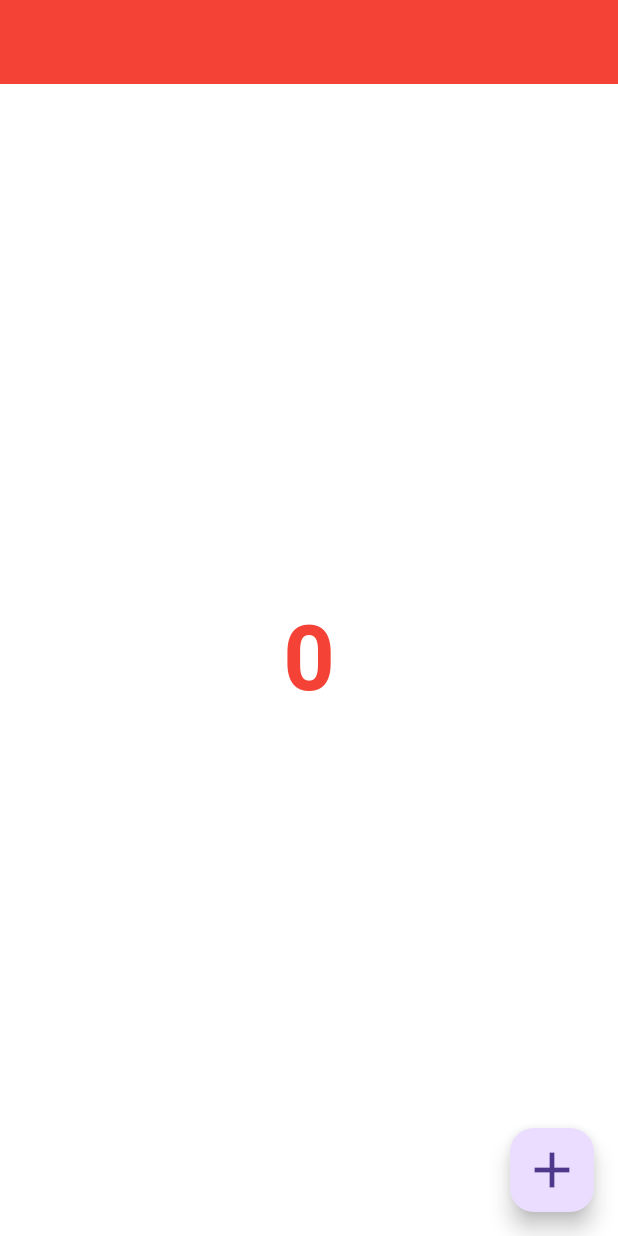
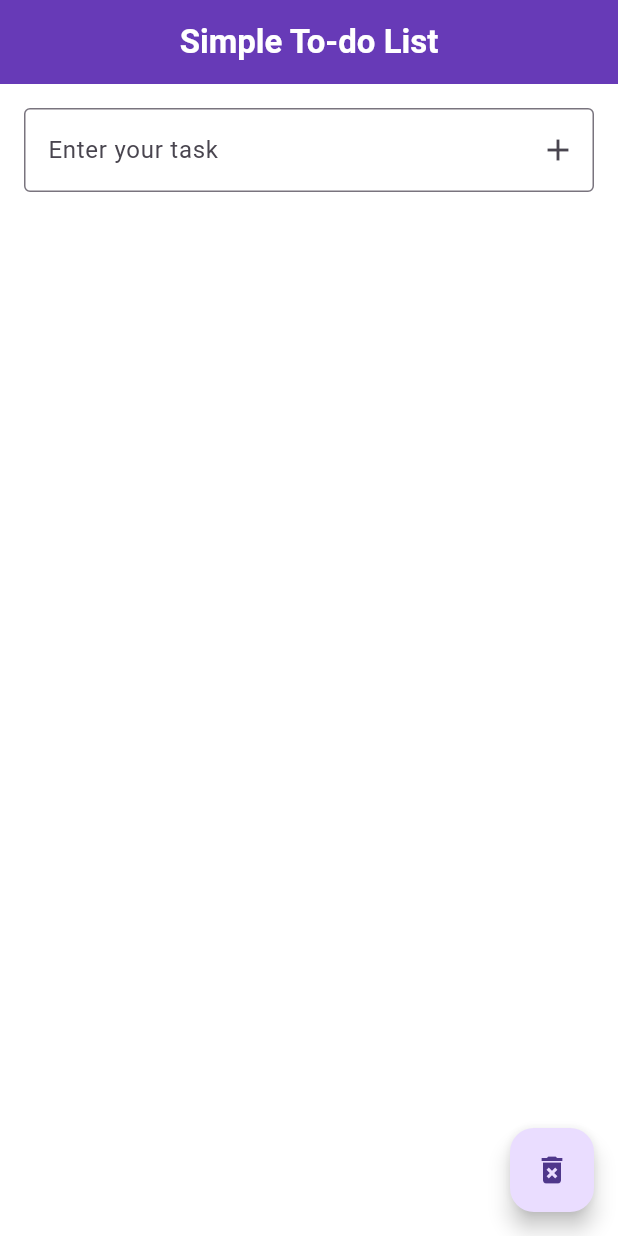
Before and after one commit to nimeullaha71/flutter_work_, a Flutter app: the screen it shows after launch, on a phone screen of 412 x 824 dp. Run offline on Flutter 3.47's test engine with Material 3 defaults, Android fonts, the phone set to English and light mode, and no system bars.

Commit message:
Task manager

```diff
--- a/lib/Home.dart
+++ b/lib/Home.dart
@@ -1,5 +1,4 @@
 import 'package:flutter/material.dart';
-
 
 class Home extends StatefulWidget {
   const Home({super.key});
@@ -9,32 +8,79 @@ class Home extends StatefulWidget {
 }
 
 class _HomeState extends State<Home> {
+  List<String> _task = [];
+  TextEditingController _taskController = TextEditingController();
 
-  int _count =0;
-  increementCounter(){
+  _addTask() {
+    if (_taskController.text.isNotEmpty) {
+      setState(() {
+        _task.add(_taskController.text);
+        _taskController.clear();
+      });
+    }
+  }
+
+  _removeTask(int index) {
     setState(() {
+      _task.removeAt(index);
+    });
+  }
 
+  _removeAll() {
+    setState(() {
+      _task.clear();
     });
-    _count++;
-    print(_count);
   }
-  decrementCounter(){
-    setState(() {
-      _count--;
-    });
-    print(_count);
-  }
+
   @override
   Widget build(BuildContext context) {
     return Scaffold(
-      appBar: AppBar(),
-      body: Center(
-        child: Text(_count.toString(),style: TextStyle(fontSize: 60,fontWeight: FontWeight.bold,color: Colors.red),),
-
+      appBar: AppBar(
+        backgroundColor: Colors.deepPurple,
+        title: Text(
+          "Simple To-do List",
+          style: TextStyle(color: Colors.white, fontWeight: FontWeight.bold),
+        ),
       ),
-
-      floatingActionButton: FloatingActionButton(onPressed: increementCounter,child: Icon(Icons.add,size: 40),),
-      //floatingActionButton: FloatingActionButton(onPressed: decrementCounter,child: Icon(Icons.remove,size: 30,),),
+      body: Padding(
+        padding: const EdgeInsets.all(16.0),
+        child: Column(
+          children: [
+            TextField(
+              controller: _taskController,
+              decoration: InputDecoration(
+                hintText: "Enter your task",
+                border: OutlineInputBorder(),
+                suffixIcon: IconButton(
+                  onPressed: _addTask,
+                  icon: Icon(Icons.add),
+                ),
+              ),
+            ),
+            SizedBox(height: 20),
+            Expanded(
+              child: ListView.builder(
+                itemCount: _task.length,
+                itemBuilder: (context, index) {
+                  return Card(
+                    child: ListTile(
+                      title: Text(_task[index]),
+                      trailing: IconButton(
+                        onPressed: () => _removeTask(index),
+                        icon: Icon(Icons.delete, color: Colors.red),
+                      ),
+                    ),
+                  );
+                },
+              ),
+            ),
+          ],
+        ),
+      ),
+      floatingActionButton: FloatingActionButton(
+        onPressed: _removeAll,
+        child: Icon(Icons.delete_forever),
+      ),
     );
   }
 }
```
